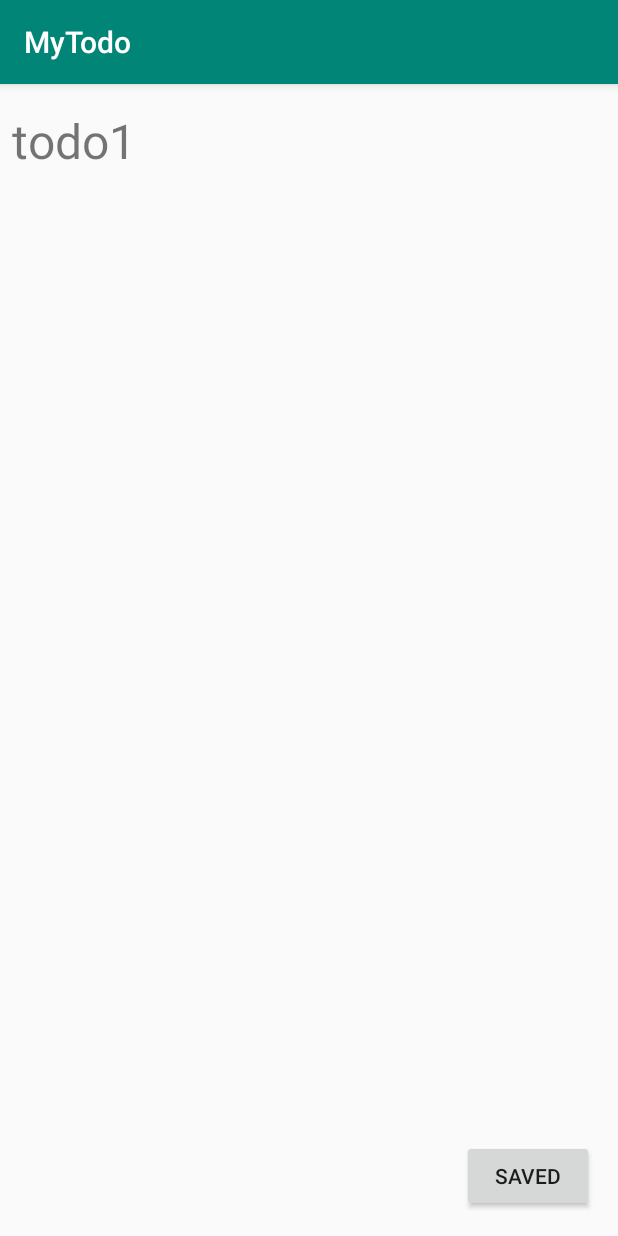
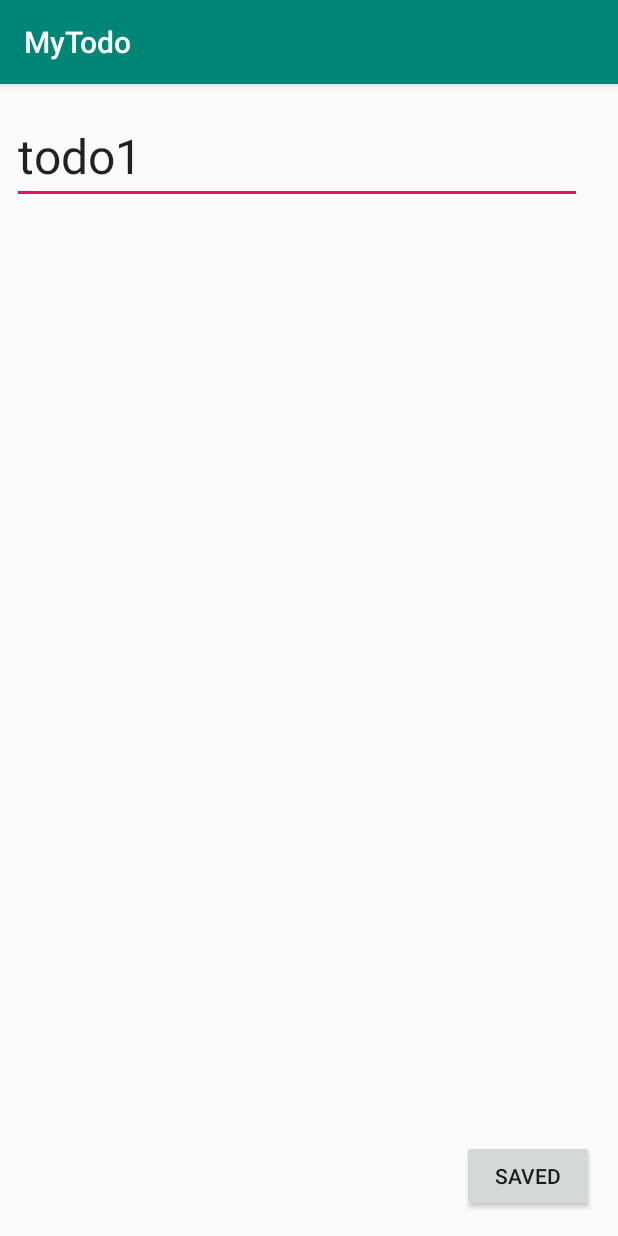
Before and after one commit to pickles-ochazuke/my-todo, an Android app: the screen it shows after launch (EditItemActivity), after a tap on "todo1", on a phone screen of 412 x 824 dp. Run offline under Robolectric (Android 15) with nearby library versions, the phone set to English and light mode, and no system bars; 1 other tap on this screen came first.

Commit message:
編集した内容をTodoリストアイテムに反映する処理を追加
- 編集ができるように TextView から EditText に変更
- Button の id 名が英語的におかしかったので修正
- 保存ボタン処理の追加
- 編集結果を受け取るために startActivityForResult に変更
- 編集結果を受け取る処理を追加

```diff
--- a/app/src/main/java/com/example/ochadukebiyori/mytodo/EditItemActivity.kt
+++ b/app/src/main/java/com/example/ochadukebiyori/mytodo/EditItemActivity.kt
@@ -1,7 +1,10 @@
 package com.example.ochadukebiyori.mytodo
 
+import android.app.Activity
+import android.content.Intent
 import androidx.appcompat.app.AppCompatActivity
 import android.os.Bundle
+import android.widget.Button
 import android.widget.TextView
 
 class EditItemActivity : AppCompatActivity() {
@@ -10,10 +13,23 @@ class EditItemActivity : AppCompatActivity() {
         super.onCreate(savedInstanceState)
         setContentView(R.layout.activity_edit_item)
 
+        // アイテムタイトルの設定
         val title = intent.getStringExtra("title") ?: ""
 
         val titleText = findViewById<TextView>(R.id.itemTitleText)
         titleText.text = title
 
+        // 保存ボタンの設定
+        val savedButton = findViewById<Button>(R.id.savedButton)
+        savedButton.setOnClickListener {
+
+            val result = Intent()
+
+            result.putExtra("title", titleText.text.toString())
+            result.putExtra("position", this.intent.getIntExtra("position", -1))
+
+            setResult(Activity.RESULT_OK, result)
+            finish()
+        }
     }
 }
--- a/app/src/main/res/layout/activity_edit_item.xml
+++ b/app/src/main/res/layout/activity_edit_item.xml
@@ -7,19 +7,21 @@
     tools:context=".EditItemActivity">
 
 
-    <TextView
+    <EditText
         android:id="@+id/itemTitleText"
-        android:layout_width="132dp"
+        android:layout_width="wrap_content"
         android:layout_height="wrap_content"
         android:layout_marginStart="8dp"
         android:layout_marginTop="16dp"
-        android:text="TextView"
+        android:ems="10"
+        android:inputType="textPersonName"
+        android:text="Text"
         android:textSize="32sp"
         app:layout_constraintStart_toStartOf="parent"
         app:layout_constraintTop_toTopOf="parent" />
 
     <Button
-        android:id="@+id/saveButton"
+        android:id="@+id/savedButton"
         android:layout_width="wrap_content"
         android:layout_height="wrap_content"
         android:layout_marginEnd="16dp"
@@ -27,4 +29,5 @@
         android:text="Saved"
         app:layout_constraintBottom_toBottomOf="parent"
         app:layout_constraintEnd_toEndOf="parent" />
+
 </androidx.constraintlayout.widget.ConstraintLayout>
```
Also changed, not shown: app/src/main/java/com/example/ochadukebiyori/mytodo/MainActivity.kt (+25 -1 lines).
